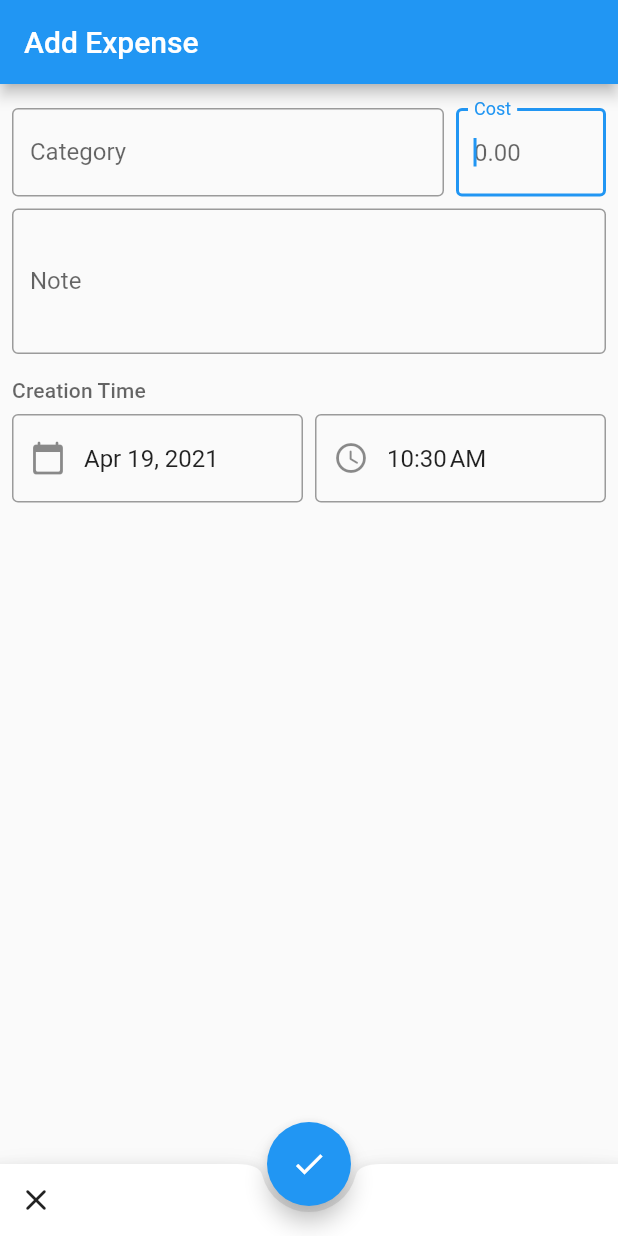
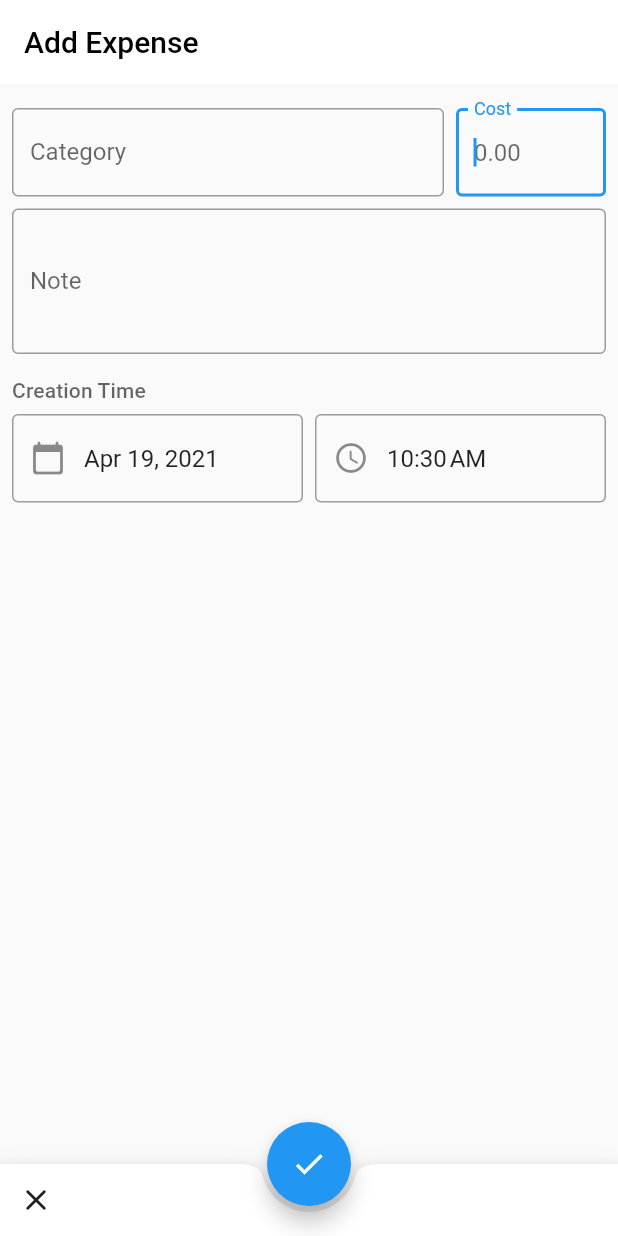
Before and after one commit to jaan-c/cents, a Flutter app: the screen it shows after launch, after a tap on the "add" icon, on a phone screen of 412 x 824 dp. Run offline on Flutter 3.47's test engine with Material 2 defaults, Android fonts, the phone set to English and light mode, and no system bars; our stand-ins replace sqflite; accounts and stored records are empty.

Commit message:
Use white app bar.

```diff
--- a/lib/src/widgets/expense_editor_page/expense_editor_page.dart
+++ b/lib/src/widgets/expense_editor_page/expense_editor_page.dart
@@ -93,7 +93,7 @@ class _ExpenseEditorPageState extends State<ExpenseEditorPage> {
   @override
   Widget build(BuildContext context) {
     return Scaffold(
-      appBar: _appBar(),
+      appBar: _appBar(context),
       body: Padding(
         padding: EdgeInsets.symmetric(horizontal: 8, vertical: 16),
         child: Column(
@@ -122,10 +122,19 @@ class _ExpenseEditorPageState extends State<ExpenseEditorPage> {
     );
   }
 
-  AppBar _appBar() {
+  AppBar _appBar(BuildContext context) {
+    final theme = Theme.of(context);
+    final textTheme = theme.textTheme;
+    final colorScheme = theme.colorScheme;
+
     return AppBar(
       automaticallyImplyLeading: false,
-      title: Text(_id == Expense.UNSET_ID ? 'Add Expense' : 'Edit Expense'),
+      backgroundColor: colorScheme.surface,
+      elevation: 0,
+      title: Text(
+        _id == Expense.UNSET_ID ? 'Add Expense' : 'Edit Expense',
+        style: textTheme.headline6?.copyWith(color: colorScheme.onSurface),
+      ),
     );
   }
 
--- a/lib/src/widgets/expense_list_page/expense_list_page.dart
+++ b/lib/src/widgets/expense_list_page/expense_list_page.dart
@@ -44,12 +44,27 @@ class _ExpenseListPageState extends State<ExpenseListPage> {
   @override
   Widget build(BuildContext context) {
     return Scaffold(
-      appBar: AppBar(title: Text('Expenses')),
+      appBar: _appBar(context),
       body: ExpenseList(
         expenses: _allExpenses,
         onEditExpense: (expenseId) => _navigateToEditor(context, expenseId),
       ),
       floatingActionButton: _addExpenseFab(context),
+    );
+  }
+
+  AppBar _appBar(BuildContext context) {
+    final theme = Theme.of(context);
+    final textTheme = theme.textTheme;
+    final colorScheme = theme.colorScheme;
+
+    return AppBar(
+      backgroundColor: colorScheme.surface,
+      elevation: 0,
+      title: Text(
+        'Expenses',
+        style: textTheme.headline6?.copyWith(color: colorScheme.onSurface),
+      ),
     );
   }
 
```
